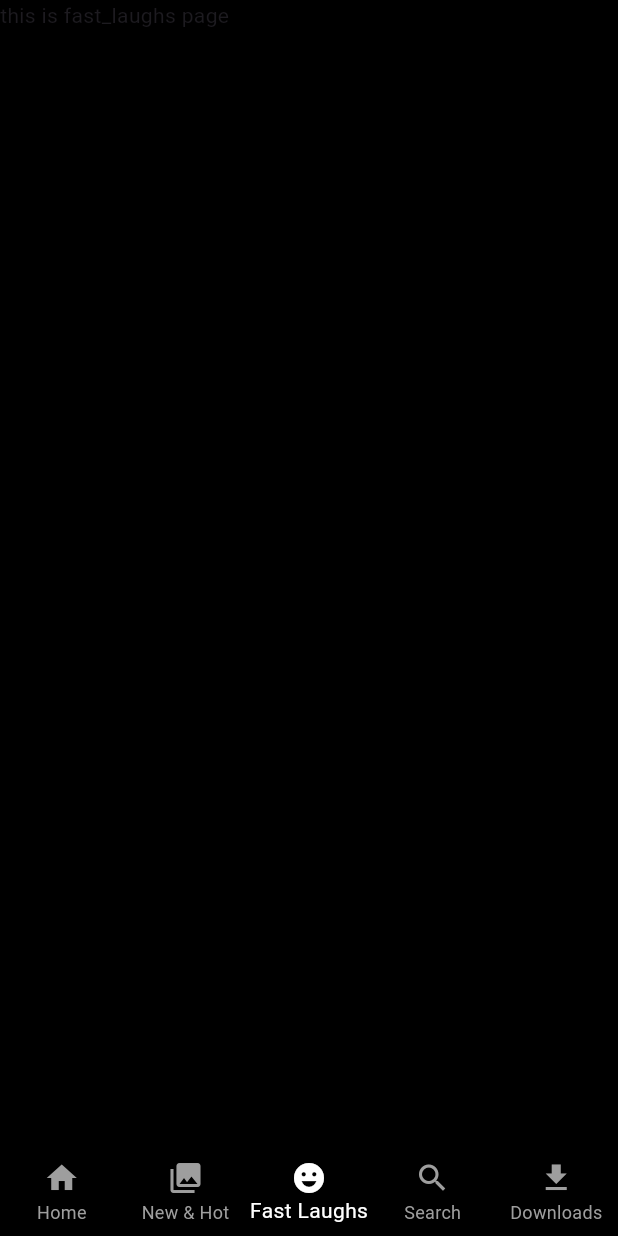
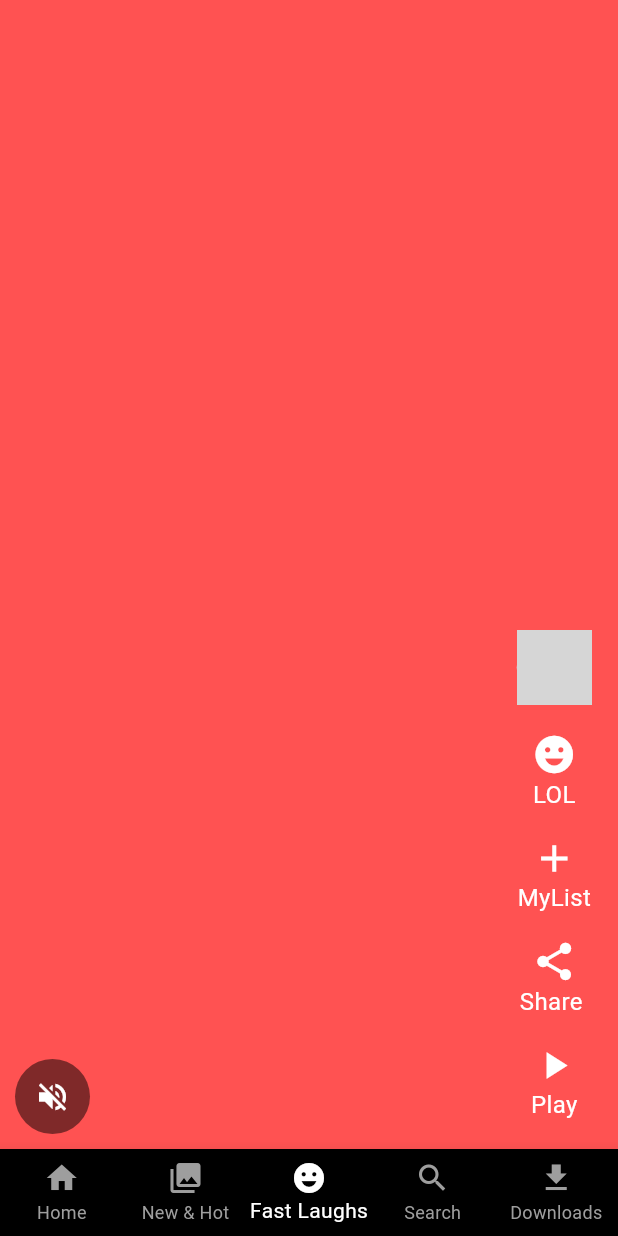
Before and after one commit to Jishad07/MovieSpot-, a Flutter app: the screen it shows after launch, item 3 of the bottom bar chosen, on a phone screen of 412 x 824 dp. Run offline on Flutter 3.47's test engine with Material 3 defaults, Android fonts, the phone set to English and light mode, and no system bars; our stand-ins replace google_fonts; network calls fail; grey boxes are pictures that could not be loaded.

Commit message:
fast_laugh_completed

```diff
--- /dev/null
+++ b/lib/presentations/Fast_Laughs_page/Widgets/video_list_item.dart
@@ -0,0 +1,82 @@
+import 'package:flutter/cupertino.dart';
+import 'package:flutter/material.dart';
+import 'package:netflix_application/core/colors/constant_space.dart';
+
+final imageurl="https://image.tmdb.org/t/p/w500/t6HIqrRAclMCA60NsSmeqe9RmNV.jpg";
+
+class VideoListItem extends StatelessWidget {
+  final int index;
+  const VideoListItem({
+    super.key,
+    required this.index});
+
+  @override
+  Widget build(BuildContext context) {
+    return Stack(
+      children: [
+        Container(
+        color: Colors.accents[index%Colors.accents.length],
+        ),
+       Align(
+        alignment:Alignment.bottomCenter ,
+         child:  Padding(
+           padding: EdgeInsets.symmetric(horizontal: 10,vertical: 10),
+           child: Row(
+            crossAxisAlignment: CrossAxisAlignment.end,
+            mainAxisAlignment: MainAxisAlignment.spaceBetween,
+              children: [
+               CircleAvatar(
+                radius: 25,
+                backgroundColor: Colors.black.withOpacity(0.5) ,
+                child: IconButton(onPressed: (){
+
+               }, icon:const Icon(Icons.volume_off,color:Colors.white,)
+               )
+               ),
+                Column(
+            mainAxisAlignment: MainAxisAlignment.end,
+
+              children: [
+               CircleAvatar(
+                radius: 25 ,
+                backgroundImage: NetworkImage(imageurl),
+               ),
+               kheight,
+                 const VideoactionsWidgets(icon:Icons.emoji_emotions, tittle:"LOL") ,
+               const   VideoactionsWidgets(icon: Icons.add, tittle:"MyList") ,
+              const   VideoactionsWidgets(icon: Icons.share, tittle: "Share ") ,
+               const  VideoactionsWidgets(icon: Icons.play_arrow, tittle: "Play") ,
+
+              ],
+             )
+              ],
+            ),
+
+         ),
+       )
+      ],
+    );
+  }
+}
+
+class VideoactionsWidgets extends StatelessWidget {
+  final IconData icon;
+  final String tittle;
+  const VideoactionsWidgets({
+    super.key,
+    required this.icon,
+    required this.tittle});
+
+  @override
+  Widget build(BuildContext context) {
+    return Padding(
+      padding: const EdgeInsets.all(8.0),
+      child: Column(
+
+        children: [
+        Icon(icon,color: Colors.white ,size: 30 ,),
+        Text(tittle,style: const TextStyle(color: Colors.white,fontSize: 16 ),)
+      ],),
+    );
+  }
+}
--- a/lib/presentations/Fast_Laughs_page/screen_fast_laughs.dart
+++ b/lib/presentations/Fast_Laughs_page/screen_fast_laughs.dart
@@ -1,12 +1,19 @@
 import 'package:flutter/material.dart';
+import 'package:netflix_application/presentations/Fast_Laughs_page/Widgets/video_list_item.dart';
 
 class ScreenFastLaughspage extends StatelessWidget {
   const ScreenFastLaughspage({super.key});
 
   @override
   Widget build(BuildContext context) {
-    return const Scaffold(
-      body: Text("this is fast_laughs page "),
+    return  Scaffold(
+      body:SafeArea(
+        child:PageView(
+          scrollDirection:Axis.vertical ,
+          children:
+            List.generate(10, (index) =>  VideoListItem(index: index,) ,)
+
+        ) )
     );
   }
 }
--- a/pubspec.yaml
+++ b/pubspec.yaml
@@ -36,6 +36,7 @@ dependencies:
   # Use with the CupertinoIcons class for iOS style icons.
   cupertino_icons: ^1.0.2
   google_fonts: ^6.2.0
+  video_player: ^2.9.1
 
 dev_dependencies:
   flutter_test:
```
Also changed, not shown: lib/presentations/Search_page/Widgets/search_idel.dart (added, +77 -0 lines), lib/presentations/Search_page/Widgets/search_result.dart (added, +46 -0 lines), lib/presentations/Search_page/Widgets/tittle.dart (added, +21 -0 lines), lib/presentations/Search_page/screen_search_page.dart (+26 -4 lines), pubspec.lock, 1 other file.
